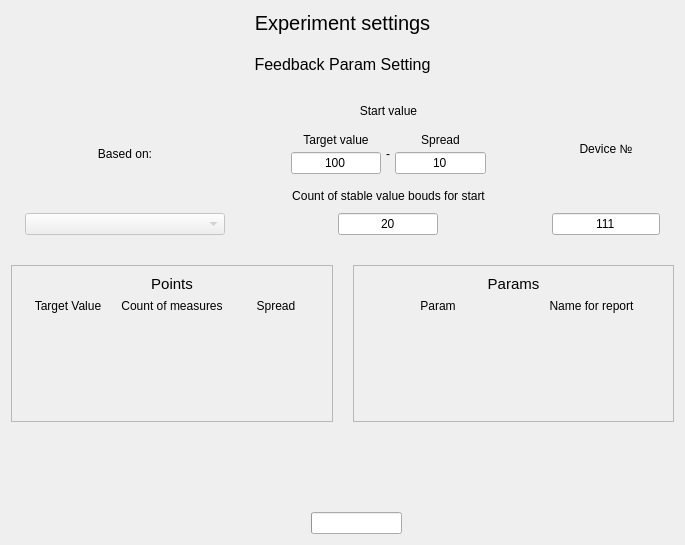
Old version of the form Experiments/experiment_settings.ui in the repository SundaySW/PumpBenchController.
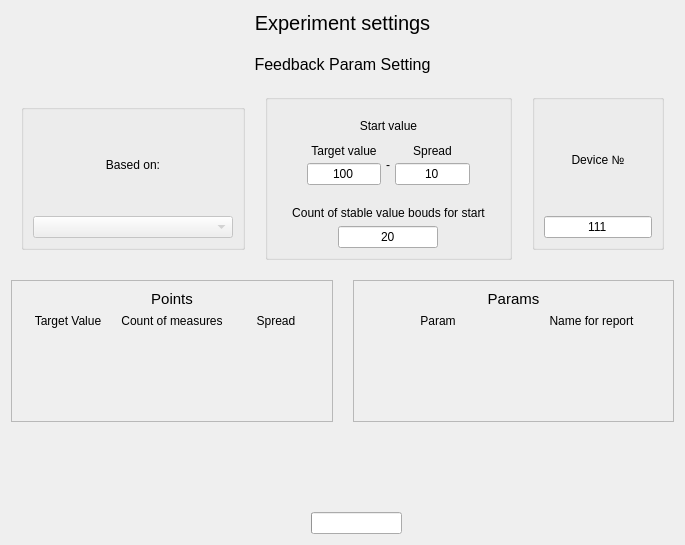
New version of the form. Icons and pictures are not drawn.

Diff of the .ui file:
```diff
--- a/Experiments/experiment_settings.ui
+++ b/Experiments/experiment_settings.ui
@@ -85,6 +85,14 @@
           <number>10</number>
          </property>
          <item>
+          <widget class="QGroupBox" name="groupBox">
+           <property name="title">
+            <string/>
+           </property>
+           <layout class="QVBoxLayout" name="verticalLayout_10">
+            <item>
+             <layout class="QVBoxLayout" name="verticalLayout_9">
+              <item>
           <widget class="QLabel" name="label_4">
            <property name="text">
             <string>Based on:</string>
@@ -115,9 +123,20 @@
          </item>
         </layout>
        </item>
+           </layout>
+          </widget>
+         </item>
+        </layout>
+       </item>
        <item>
         <layout class="QVBoxLayout" name="verticalLayout">
          <item>
+          <widget class="QGroupBox" name="groupBox_3">
+           <property name="title">
+            <string/>
+           </property>
+           <layout class="QVBoxLayout" name="verticalLayout_14">
+            <item>
           <layout class="QVBoxLayout" name="count">
            <property name="leftMargin">
             <number>10</number>
@@ -257,6 +276,8 @@
              </item>
             </layout>
            </item>
+             </layout>
+            </item>
            <item>
             <widget class="QLabel" name="label_5">
              <property name="text">
@@ -268,6 +289,8 @@
             </widget>
            </item>
            <item>
+             <layout class="QVBoxLayout" name="verticalLayout_13">
+              <item>
             <layout class="QHBoxLayout" name="horizontalLayout_2">
              <item>
               <widget class="QLineEdit" name="count_stable">
@@ -290,6 +313,9 @@
           </layout>
          </item>
         </layout>
+          </widget>
+         </item>
+        </layout>
        </item>
        <item>
         <layout class="QVBoxLayout" name="verticalLayout_3">
@@ -303,6 +329,14 @@
           <number>10</number>
          </property>
          <item>
+          <widget class="QGroupBox" name="groupBox_2">
+           <property name="title">
+            <string/>
+           </property>
+           <layout class="QVBoxLayout" name="verticalLayout_12">
+            <item>
+             <layout class="QVBoxLayout" name="verticalLayout_11">
+              <item>
           <widget class="QLabel" name="label_13">
            <property name="text">
             <string>Device №</string>
@@ -330,6 +364,11 @@
          </item>
         </layout>
        </item>
+           </layout>
+          </widget>
+         </item>
+        </layout>
+       </item>
        <item>
         <spacer name="horizontalSpacer_4">
          <property name="orientation">
@@ -360,7 +399,7 @@
           <x>0</x>
           <y>0</y>
           <width>328</width>
-          <height>164</height>
+          <height>142</height>
          </rect>
         </property>
         <layout class="QVBoxLayout" name="verticalLayout_2">
@@ -490,7 +529,7 @@
           <x>0</x>
           <y>0</y>
           <width>327</width>
-          <height>164</height>
+          <height>142</height>
          </rect>
         </property>
         <layout class="QVBoxLayout" name="verticalLayout_4">
```
Lines whose indentation alone changed are shown as unchanged.
